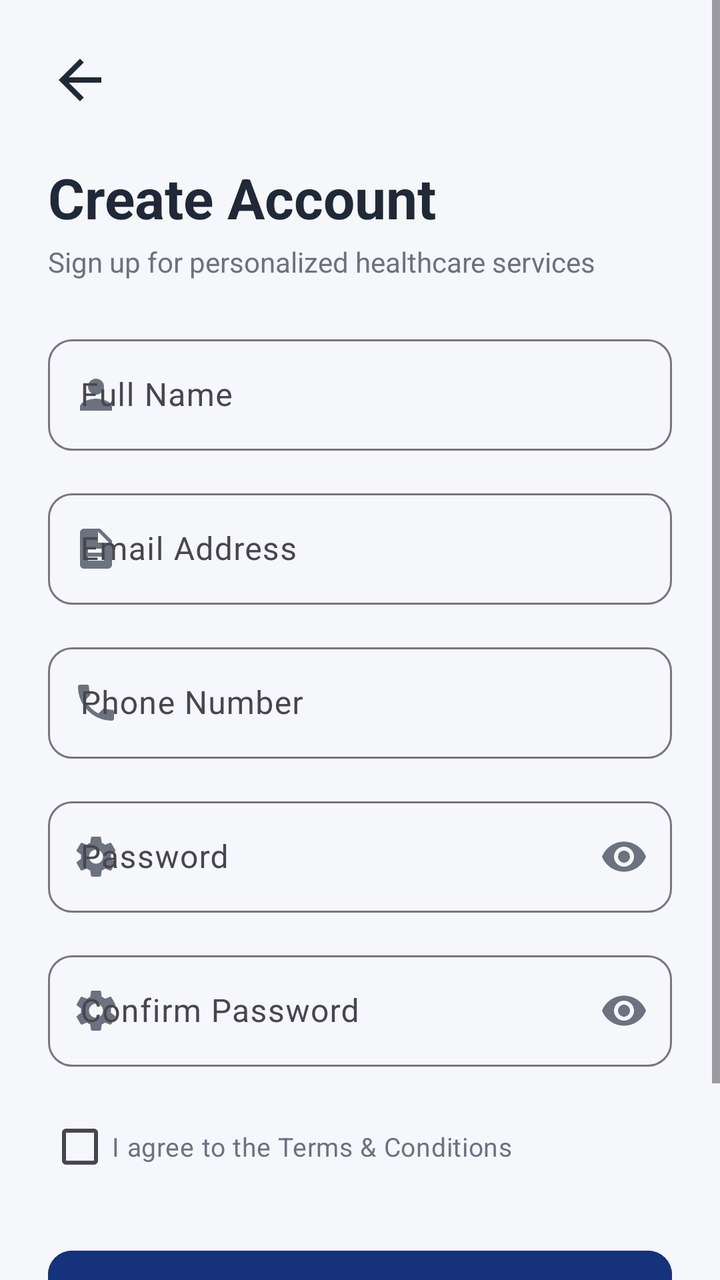
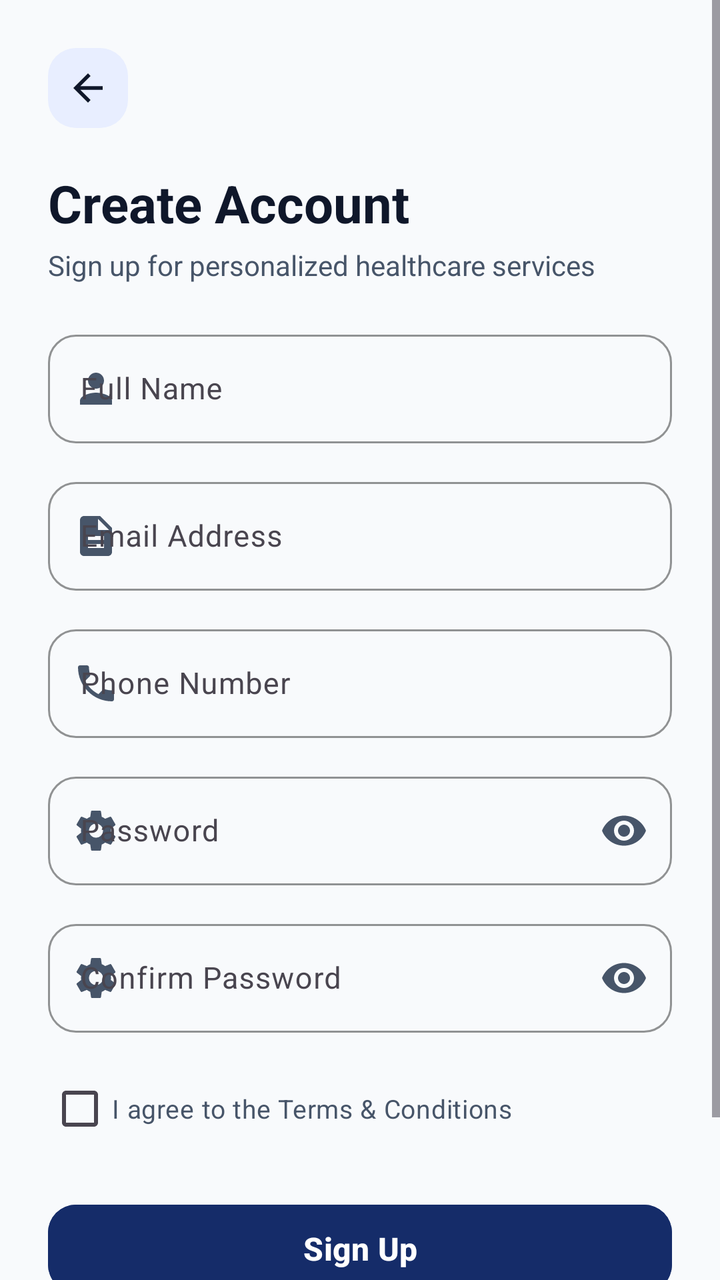

The first picture is an Android layout as it rendered before a commit; the second is the same layout after the commit. The layout source and the unified diff follow.
<!-- AndroidManifest.xml: application theme Theme.CareWell -->
<!-- res/layout/activity_signup.xml -->
<?xml version="1.0" encoding="utf-8"?>
<ScrollView xmlns:android="http://schemas.android.com/apk/res/android"
    xmlns:app="http://schemas.android.com/apk/res-auto"
    android:layout_width="match_parent"
    android:layout_height="match_parent"
    android:fillViewport="true"
    android:background="@color/background_light">

    <LinearLayout
        android:layout_width="match_parent"
        android:layout_height="wrap_content"
        android:orientation="vertical"
        android:padding="24dp">

        <ImageView
            android:id="@+id/iv_back"
            android:layout_width="32dp"
            android:layout_height="32dp"
            android:src="@drawable/ic_back"
            app:tint="@color/text_primary"
            android:contentDescription="Back button" />

        <TextView
            android:layout_width="wrap_content"
            android:layout_height="wrap_content"
            android:layout_marginTop="24dp"
            android:text="Create Account"
            android:textColor="@color/text_primary"
            android:textSize="28sp"
            android:textStyle="bold" />

        <TextView
            android:layout_width="wrap_content"
            android:layout_height="wrap_content"
            android:layout_marginTop="4dp"
            android:text="Sign up for personalized healthcare services"
            android:textColor="@color/text_secondary"
            android:textSize="14sp" />

        <com.google.android.material.textfield.TextInputLayout
            android:id="@+id/til_name"
            style="@style/Widget.Material3.TextInputLayout.OutlinedBox"
            android:layout_width="match_parent"
            android:layout_height="wrap_content"
            android:layout_marginTop="24dp"
            android:hint="Full Name"
            app:boxCornerRadiusTopStart="12dp"
            app:boxCornerRadiusTopEnd="12dp"
            app:boxCornerRadiusBottomStart="12dp"
            app:boxCornerRadiusBottomEnd="12dp"
            app:startIconDrawable="@drawable/ic_user"
            app:startIconTint="@color/text_secondary">

            <com.google.android.material.textfield.TextInputEditText
                android:id="@+id/et_name"
                android:layout_width="match_parent"
                android:layout_height="wrap_content"
                android:inputType="textPersonName"
                android:textColor="@color/text_primary" />
        </com.google.android.material.textfield.TextInputLayout>

        <com.google.android.material.textfield.TextInputLayout
            android:id="@+id/til_email"
            style="@style/Widget.Material3.TextInputLayout.OutlinedBox"
            android:layout_width="match_parent"
            android:layout_height="wrap_content"
            android:layout_marginTop="16dp"
            android:hint="Email Address"
            app:boxCornerRadiusTopStart="12dp"
            app:boxCornerRadiusTopEnd="12dp"
            app:boxCornerRadiusBottomStart="12dp"
            app:boxCornerRadiusBottomEnd="12dp"
            app:startIconDrawable="@drawable/ic_file"
            app:startIconTint="@color/text_secondary">

            <com.google.android.material.textfield.TextInputEditText
                android:id="@+id/et_email"
                android:layout_width="match_parent"
                android:layout_height="wrap_content"
                android:inputType="textEmailAddress"
                android:textColor="@color/text_primary" />
        </com.google.android.material.textfield.TextInputLayout>

        <com.google.android.material.textfield.TextInputLayout
            android:id="@+id/til_phone"
            style="@style/Widget.Material3.TextInputLayout.OutlinedBox"
            android:layout_width="match_parent"
            android:layout_height="wrap_content"
            android:layout_marginTop="16dp"
            android:hint="Phone Number"
            app:boxCornerRadiusTopStart="12dp"
            app:boxCornerRadiusTopEnd="12dp"
            app:boxCornerRadiusBottomStart="12dp"
            app:boxCornerRadiusBottomEnd="12dp"
            app:startIconDrawable="@drawable/ic_phone"
            app:startIconTint="@color/text_secondary">

            <com.google.android.material.textfield.TextInputEditText
                android:id="@+id/et_phone"
                android:layout_width="match_parent"
                android:layout_height="wrap_content"
                android:inputType="phone"
                android:textColor="@color/text_primary" />
        </com.google.android.material.textfield.TextInputLayout>

        <com.google.android.material.textfield.TextInputLayout
            android:id="@+id/til_password"
            style="@style/Widget.Material3.TextInputLayout.OutlinedBox"
            android:layout_width="match_parent"
            android:layout_height="wrap_content"
            android:layout_marginTop="16dp"
            android:hint="Password"
            app:boxCornerRadiusTopStart="12dp"
            app:boxCornerRadiusTopEnd="12dp"
            app:boxCornerRadiusBottomStart="12dp"
            app:boxCornerRadiusBottomEnd="12dp"
            app:passwordToggleEnabled="true"
            app:passwordToggleTint="@color/text_secondary"
            app:startIconDrawable="@drawable/ic_settings"
            app:startIconTint="@color/text_secondary">

            <com.google.android.material.textfield.TextInputEditText
                android:id="@+id/et_password"
                android:layout_width="match_parent"
                android:layout_height="wrap_content"
                android:inputType="textPassword"
                android:textColor="@color/text_primary" />
        </com.google.android.material.textfield.TextInputLayout>

        <com.google.android.material.textfield.TextInputLayout
            android:id="@+id/til_confirm_password"
            style="@style/Widget.Material3.TextInputLayout.OutlinedBox"
            android:layout_width="match_parent"
            android:layout_height="wrap_content"
            android:layout_marginTop="16dp"
            android:hint="Confirm Password"
            app:boxCornerRadiusTopStart="12dp"
            app:boxCornerRadiusTopEnd="12dp"
            app:boxCornerRadiusBottomStart="12dp"
            app:boxCornerRadiusBottomEnd="12dp"
            app:passwordToggleEnabled="true"
            app:passwordToggleTint="@color/text_secondary"
            app:startIconDrawable="@drawable/ic_settings"
            app:startIconTint="@color/text_secondary">

            <com.google.android.material.textfield.TextInputEditText
                android:id="@+id/et_confirm_password"
                android:layout_width="match_parent"
                android:layout_height="wrap_content"
                android:inputType="textPassword"
                android:textColor="@color/text_primary" />
        </com.google.android.material.textfield.TextInputLayout>

        <CheckBox
            android:id="@+id/cb_terms"
            android:layout_width="wrap_content"
            android:layout_height="wrap_content"
            android:layout_marginTop="16dp"
            android:text="I agree to the Terms &amp; Conditions"
            android:textColor="@color/text_secondary"
            android:textSize="13sp" />

        <com.google.android.material.button.MaterialButton
            android:id="@+id/btn_signup"
            android:layout_width="match_parent"
            android:layout_height="52dp"
            android:layout_marginTop="24dp"
            android:backgroundTint="@color/primary"
            android:text="Sign Up"
            android:textColor="@color/white"
            android:textSize="16sp"
            android:textStyle="bold"
            app:cornerRadius="12dp" />

        <LinearLayout
            android:layout_width="wrap_content"
            android:layout_height="wrap_content"
            android:layout_gravity="center_horizontal"
            android:layout_marginTop="24dp"
            android:layout_marginBottom="16dp"
            android:orientation="horizontal">

            <TextView
                android:layout_width="wrap_content"
                android:layout_height="wrap_content"
                android:text="Already have an account? "
                android:textColor="@color/text_secondary"
                android:textSize="14sp" />

            <TextView
                android:id="@+id/tv_login"
                android:layout_width="wrap_content"
                android:layout_height="wrap_content"
                android:text="Login"
                android:textColor="@color/secondary"
                android:textSize="14sp"
                android:textStyle="bold" />
        </LinearLayout>

    </LinearLayout>
</ScrollView>
<!-- resources referenced by this layout -->
<resources>
  <color name="background_light">#F5F7FB</color>
  <color name="primary">#16327D</color>
  <color name="secondary">#3B82F6</color>
  <color name="text_primary">#1F2937</color>
  <color name="text_secondary">#6B7280</color>
  <color name="white">#FFFFFF</color>
  <!-- drawable ic_back (drawable) -->
  <vector xmlns:android="http://schemas.android.com/apk/res/android"
      android:width="24dp"
      android:height="24dp"
      android:viewportWidth="24"
      android:viewportHeight="24">
      <path
          android:fillColor="#FF000000"
          android:pathData="M20,11H7.83l5.59,-5.59L12,4l-8,8 8,8 1.41,-1.41L7.83,13H20v-2z"/>
  </vector>
  <!-- drawable ic_file (drawable) -->
  <vector xmlns:android="http://schemas.android.com/apk/res/android"
      android:width="24dp"
      android:height="24dp"
      android:viewportWidth="24"
      android:viewportHeight="24">
      <path
          android:fillColor="#FF000000"
          android:pathData="M14,2H6c-1.1,0 -1.99,0.9 -1.99,2L4,20c0,1.1 0.89,2 1.99,2H18c1.1,0 2,-0.9 2,-2V8l-6,-6zm2,16H8v-2h8v2zm0,-4H8v-2h8v2zm-3,-5V3.5L18.5,9H13z"/>
  </vector>
  <!-- drawable ic_phone (drawable) -->
  <vector xmlns:android="http://schemas.android.com/apk/res/android"
      android:width="24dp"
      android:height="24dp"
      android:viewportWidth="24"
      android:viewportHeight="24">
      <path
          android:fillColor="#FF000000"
          android:pathData="M6.62,10.79c1.44,2.83 3.76,5.14 6.59,6.59l2.2,-2.2c0.27,-0.27 0.67,-0.36 1.02,-0.24 1.12,0.37 2.33,0.57 3.57,0.57 0.55,0 1,0.45 1,1V20c0,0.55 -0.45,1 -1,1-9.39,0 -17,-7.61 -17,-17 0,-0.55 0.45,-1 1,-1h3.5c0.55,0 1,0.45 1,1 0,1.25 0.2,2.45 0.57,3.57 0.11,0.35 0.03,0.74 -0.25,1.02l-2.2,2.2z"/>
  </vector>
  <!-- drawable ic_user (drawable) -->
  <vector xmlns:android="http://schemas.android.com/apk/res/android"
      android:width="24dp"
      android:height="24dp"
      android:viewportWidth="24"
      android:viewportHeight="24">
      <path
          android:fillColor="#FF000000"
          android:pathData="M12,12c2.21,0 4,-1.79 4,-4s-1.79,-4 -4,-4 -4,1.79 -4,4 1.79,4 4,4zm0,2c-2.67,0 -8,1.34 -8,4v2h16v-2c0,-2.66 -5.33,-4 -8,-4z"/>
  </vector>
  <style name="Theme.CareWell" parent="Base.Theme.CareWell" />
  <style name="Base.Theme.CareWell" parent="Theme.Material3.Light.NoActionBar">
          <item name="colorPrimary">@color/primary</item>
          <item name="colorPrimaryVariant">@color/primary_dark</item>
          <item name="colorOnPrimary">@color/white</item>
          <item name="colorSecondary">@color/secondary</item>
          <item name="colorSecondaryVariant">@color/secondary</item>
          <item name="colorOnSecondary">@color/white</item>
          <item name="android:statusBarColor">@color/white</item>
          <item name="android:windowLightStatusBar">true</item>
          <item name="android:windowBackground">@color/background_light</item>
      </style>
  <color name="primary_dark">#0F2359</color>
  <!-- unchanged entries left out for length: 1 -->
</resources>

<!-- the commit's change to res/layout/activity_signup.xml (unified diff, before → after) -->
@@ -3,8 +3,8 @@
     xmlns:app="http://schemas.android.com/apk/res-auto"
     android:layout_width="match_parent"
     android:layout_height="match_parent"
-    android:fillViewport="true"
-    android:background="@color/background_light">
+    android:background="@color/background_light"
+    android:fillViewport="true">
 
     <LinearLayout
         android:layout_width="match_parent"
@@ -12,21 +12,28 @@
         android:orientation="vertical"
         android:padding="24dp">
 
-        <ImageView
-            android:id="@+id/iv_back"
-            android:layout_width="32dp"
-            android:layout_height="32dp"
-            android:src="@drawable/ic_back"
-            app:tint="@color/text_primary"
-            android:contentDescription="Back button" />
+        <FrameLayout
+            android:layout_width="40dp"
+            android:layout_height="40dp"
+            android:background="@drawable/bg_squircle_icon">
+
+            <ImageView
+                android:id="@+id/iv_back"
+                android:layout_width="22dp"
+                android:layout_height="22dp"
+                android:layout_gravity="center"
+                android:contentDescription="Back button"
+                android:src="@drawable/ic_back"
+                app:tint="@color/text_primary" />
+        </FrameLayout>
 
         <TextView
             android:layout_width="wrap_content"
             android:layout_height="wrap_content"
-            android:layout_marginTop="24dp"
+            android:layout_marginTop="20dp"
             android:text="Create Account"
             android:textColor="@color/text_primary"
-            android:textSize="28sp"
+            android:textSize="26sp"
             android:textStyle="bold" />
 
         <TextView
@@ -42,12 +49,13 @@
             style="@style/Widget.Material3.TextInputLayout.OutlinedBox"
             android:layout_width="match_parent"
             android:layout_height="wrap_content"
-            android:layout_marginTop="24dp"
+            android:layout_marginTop="20dp"
             android:hint="Full Name"
-            app:boxCornerRadiusTopStart="12dp"
-            app:boxCornerRadiusTopEnd="12dp"
-            app:boxCornerRadiusBottomStart="12dp"
-            app:boxCornerRadiusBottomEnd="12dp"
+            app:boxCornerRadiusBottomEnd="14dp"
+            app:boxCornerRadiusBottomStart="14dp"
+            app:boxCornerRadiusTopEnd="14dp"
+            app:boxCornerRadiusTopStart="14dp"
+            app:boxStrokeColor="@color/primary"
             app:startIconDrawable="@drawable/ic_user"
             app:startIconTint="@color/text_secondary">
 
@@ -56,7 +64,8 @@
                 android:layout_width="match_parent"
                 android:layout_height="wrap_content"
                 android:inputType="textPersonName"
-                android:textColor="@color/text_primary" />
+                android:textColor="@color/text_primary"
+                android:textSize="15sp" />
         </com.google.android.material.textfield.TextInputLayout>
 
         <com.google.android.material.textfield.TextInputLayout
@@ -64,12 +73,13 @@
             style="@style/Widget.Material3.TextInputLayout.OutlinedBox"
             android:layout_width="match_parent"
             android:layout_height="wrap_content"
-            android:layout_marginTop="16dp"
+            android:layout_marginTop="14dp"
             android:hint="Email Address"
-            app:boxCornerRadiusTopStart="12dp"
-            app:boxCornerRadiusTopEnd="12dp"
-            app:boxCornerRadiusBottomStart="12dp"
-            app:boxCornerRadiusBottomEnd="12dp"
+            app:boxCornerRadiusBottomEnd="14dp"
+            app:boxCornerRadiusBottomStart="14dp"
+            app:boxCornerRadiusTopEnd="14dp"
+            app:boxCornerRadiusTopStart="14dp"
+            app:boxStrokeColor="@color/primary"
             app:startIconDrawable="@drawable/ic_file"
             app:startIconTint="@color/text_secondary">
 
@@ -78,7 +88,8 @@
                 android:layout_width="match_parent"
                 android:layout_height="wrap_content"
                 android:inputType="textEmailAddress"
-                android:textColor="@color/text_primary" />
+                android:textColor="@color/text_primary"
+                android:textSize="15sp" />
         </com.google.android.material.textfield.TextInputLayout>
 
         <com.google.android.material.textfield.TextInputLayout
@@ -86,12 +97,13 @@
             style="@style/Widget.Material3.TextInputLayout.OutlinedBox"
             android:layout_width="match_parent"
             android:layout_height="wrap_content"
-            android:layout_marginTop="16dp"
+            android:layout_marginTop="14dp"
             android:hint="Phone Number"
-            app:boxCornerRadiusTopStart="12dp"
-            app:boxCornerRadiusTopEnd="12dp"
-            app:boxCornerRadiusBottomStart="12dp"
-            app:boxCornerRadiusBottomEnd="12dp"
+            app:boxCornerRadiusBottomEnd="14dp"
+            app:boxCornerRadiusBottomStart="14dp"
+            app:boxCornerRadiusTopEnd="14dp"
+            app:boxCornerRadiusTopStart="14dp"
+            app:boxStrokeColor="@color/primary"
             app:startIconDrawable="@drawable/ic_phone"
             app:startIconTint="@color/text_secondary">
 
@@ -100,7 +112,8 @@
                 android:layout_width="match_parent"
                 android:layout_height="wrap_content"
                 android:inputType="phone"
-                android:textColor="@color/text_primary" />
+                android:textColor="@color/text_primary"
+                android:textSize="15sp" />
         </com.google.android.material.textfield.TextInputLayout>
 
         <com.google.android.material.textfield.TextInputLayout
@@ -108,12 +121,13 @@
             style="@style/Widget.Material3.TextInputLayout.OutlinedBox"
             android:layout_width="match_parent"
             android:layout_height="wrap_content"
-            android:layout_marginTop="16dp"
+            android:layout_marginTop="14dp"
             android:hint="Password"
-            app:boxCornerRadiusTopStart="12dp"
-            app:boxCornerRadiusTopEnd="12dp"
-            app:boxCornerRadiusBottomStart="12dp"
-            app:boxCornerRadiusBottomEnd="12dp"
+            app:boxCornerRadiusBottomEnd="14dp"
+            app:boxCornerRadiusBottomStart="14dp"
+            app:boxCornerRadiusTopEnd="14dp"
+            app:boxCornerRadiusTopStart="14dp"
+            app:boxStrokeColor="@color/primary"
             app:passwordToggleEnabled="true"
             app:passwordToggleTint="@color/text_secondary"
             app:startIconDrawable="@drawable/ic_settings"
@@ -124,7 +138,8 @@
                 android:layout_width="match_parent"
                 android:layout_height="wrap_content"
                 android:inputType="textPassword"
-                android:textColor="@color/text_primary" />
+                android:textColor="@color/text_primary"
+                android:textSize="15sp" />
         </com.google.android.material.textfield.TextInputLayout>
 
         <com.google.android.material.textfield.TextInputLayout
@@ -132,12 +147,13 @@
             style="@style/Widget.Material3.TextInputLayout.OutlinedBox"
             android:layout_width="match_parent"
             android:layout_height="wrap_content"
-            android:layout_marginTop="16dp"
+            android:layout_marginTop="14dp"
             android:hint="Confirm Password"
-            app:boxCornerRadiusTopStart="12dp"
-            app:boxCornerRadiusTopEnd="12dp"
-            app:boxCornerRadiusBottomStart="12dp"
-            app:boxCornerRadiusBottomEnd="12dp"
+            app:boxCornerRadiusBottomEnd="14dp"
+            app:boxCornerRadiusBottomStart="14dp"
+            app:boxCornerRadiusTopEnd="14dp"
+            app:boxCornerRadiusTopStart="14dp"
+            app:boxStrokeColor="@color/primary"
             app:passwordToggleEnabled="true"
             app:passwordToggleTint="@color/text_secondary"
             app:startIconDrawable="@drawable/ic_settings"
@@ -148,14 +164,15 @@
                 android:layout_width="match_parent"
                 android:layout_height="wrap_content"
                 android:inputType="textPassword"
-                android:textColor="@color/text_primary" />
+                android:textColor="@color/text_primary"
+                android:textSize="15sp" />
         </com.google.android.material.textfield.TextInputLayout>
 
         <CheckBox
             android:id="@+id/cb_terms"
             android:layout_width="wrap_content"
             android:layout_height="wrap_content"
-            android:layout_marginTop="16dp"
+            android:layout_marginTop="14dp"
             android:text="I agree to the Terms &amp; Conditions"
             android:textColor="@color/text_secondary"
             android:textSize="13sp" />
@@ -164,19 +181,20 @@
             android:id="@+id/btn_signup"
             android:layout_width="match_parent"
             android:layout_height="52dp"
-            android:layout_marginTop="24dp"
+            android:layout_marginTop="20dp"
             android:backgroundTint="@color/primary"
+            android:elevation="2dp"
             android:text="Sign Up"
             android:textColor="@color/white"
             android:textSize="16sp"
             android:textStyle="bold"
-            app:cornerRadius="12dp" />
+            app:cornerRadius="14dp" />
 
         <LinearLayout
             android:layout_width="wrap_content"
             android:layout_height="wrap_content"
             android:layout_gravity="center_horizontal"
-            android:layout_marginTop="24dp"
+            android:layout_marginTop="20dp"
             android:layout_marginBottom="16dp"
             android:orientation="horizontal">
 
@@ -191,6 +209,10 @@
                 android:id="@+id/tv_login"
                 android:layout_width="wrap_content"
                 android:layout_height="wrap_content"
+                android:background="?attr/selectableItemBackgroundBorderless"
+                android:clickable="true"
+                android:focusable="true"
+                android:padding="2dp"
                 android:text="Login"
                 android:textColor="@color/secondary"
                 android:textSize="14sp"
<!-- resource entries referenced after the edit -->
@@ -1,11 +1,18 @@
 <!-- resources referenced by this layout -->
 <resources>
-  <color name="background_light">#F5F7FB</color>
-  <color name="primary">#16327D</color>
-  <color name="secondary">#3B82F6</color>
-  <color name="text_primary">#1F2937</color>
-  <color name="text_secondary">#6B7280</color>
+  <color name="background_light">#F8FAFC</color>
+  <color name="primary">#152C69</color>
+  <color name="secondary">#2563EB</color>
+  <color name="text_primary">#0F172A</color>
+  <color name="text_secondary">#475569</color>
   <color name="white">#FFFFFF</color>
+  <!-- drawable bg_squircle_icon (drawable) -->
+  <?xml version="1.0" encoding="utf-8"?>
+  <shape xmlns:android="http://schemas.android.com/apk/res/android"
+      android:shape="rectangle">
+      <solid android:color="#E8EEFF" />
+      <corners android:radius="14dp" />
+  </shape>
   <!-- drawable ic_back (drawable) -->
   <vector xmlns:android="http://schemas.android.com/apk/res/android"
       android:width="24dp"
@@ -57,8 +64,13 @@
           <item name="android:statusBarColor">@color/white</item>
           <item name="android:windowLightStatusBar">true</item>
           <item name="android:windowBackground">@color/background_light</item>
+          <item name="colorSecondaryContainer">@color/primary_light</item>
+          <item name="colorOnSecondaryContainer">@color/primary</item>
+          <item name="android:navigationBarColor">@color/white</item>
+          <item name="android:windowLightNavigationBar" tools:targetApi="o_mr1">true</item>
       </style>
-  <color name="primary_dark">#0F2359</color>
+  <color name="primary_dark">#0D1D47</color>
+  <color name="primary_light">#EBF1FF</color>
   <!-- unchanged entries left out for length: 1 -->
 </resources>
 
